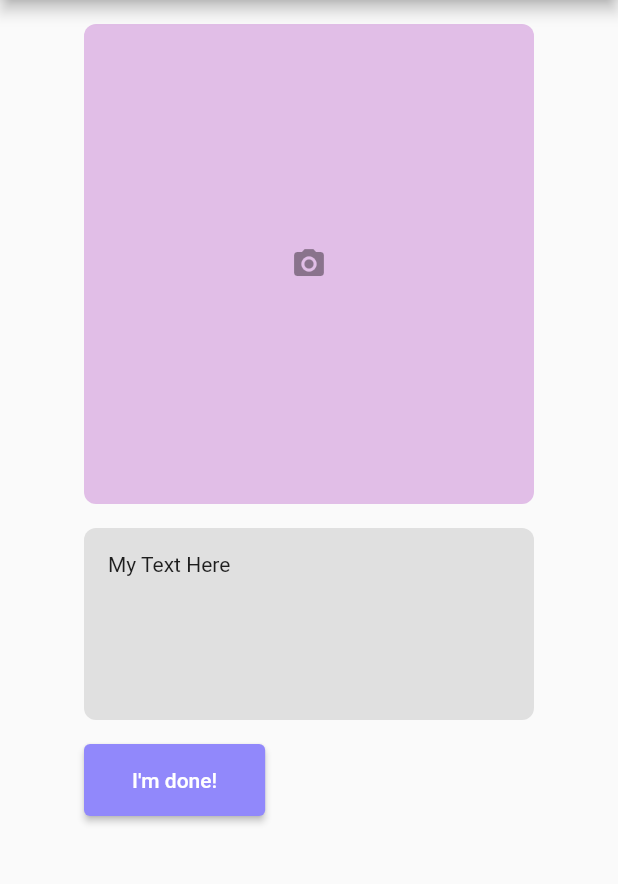
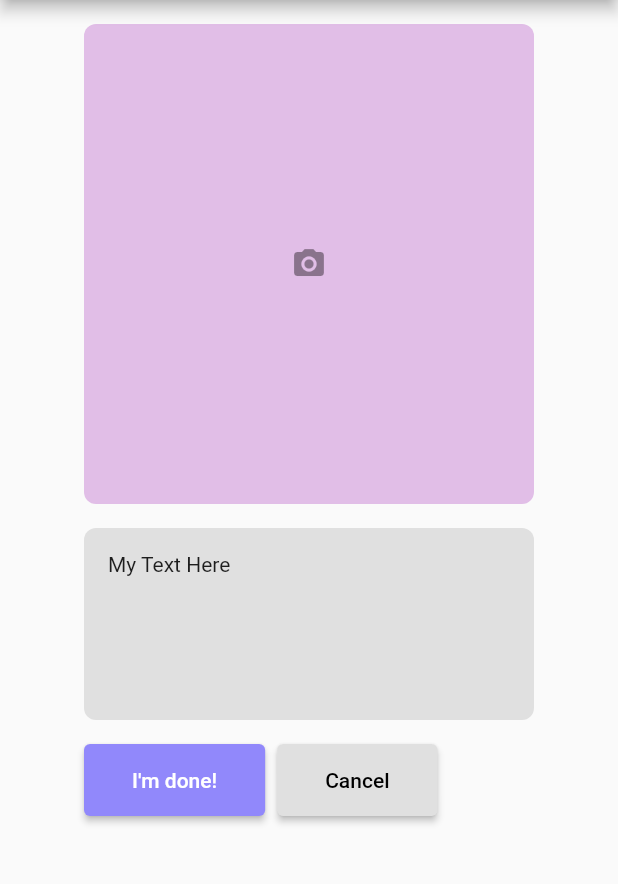
Before and after one commit to sabastianpeters/vfs-project-clair, a Flutter app: the CameraScreen screen opened directly, on a phone screen of 412 x 824 dp, the part 84-968 px from its top. Run offline on Flutter 3.47's test engine with Material 2 defaults, Android fonts, the phone set to English and light mode, and no system bars.

Commit message:
added: cancel button

```diff
--- a/project_clair/lib/screens/camera_screen.dart
+++ b/project_clair/lib/screens/camera_screen.dart
@@ -15,6 +15,11 @@ class CameraScreen extends StatelessWidget {
     void _onDonePressed (BuildContext context){
         gotoPage(context, NoteListScreen());
     }
+
+    void _onCancelPressed (BuildContext context){
+        gotoPage(context, NoteListScreen());
+    }
+
 
 
     // ## FLUTTER METHODS ##
@@ -86,9 +91,21 @@ class CameraScreen extends StatelessWidget {
 
                         SizedBox( height: 16 ),
 
-                        RaisedButton(
-                            child: Text("I'm done!"),
-                            onPressed: () => _onDonePressed(context),
+                        Row(
+                            children: <Widget>[
+                                RaisedButton(
+                                    child: Text("I'm done!"),
+                                    onPressed: () => _onDonePressed(context),
+                                ),
+
+                                SizedBox( width: 8 ),
+
+                                RaisedButton(
+                                    child: Text("Cancel"),
+                                    color: Colors.grey.shade300,
+                                    onPressed: () => _onCancelPressed(context),
+                                ),
+                            ],
                         ),
 
                         Spacer(),
```
